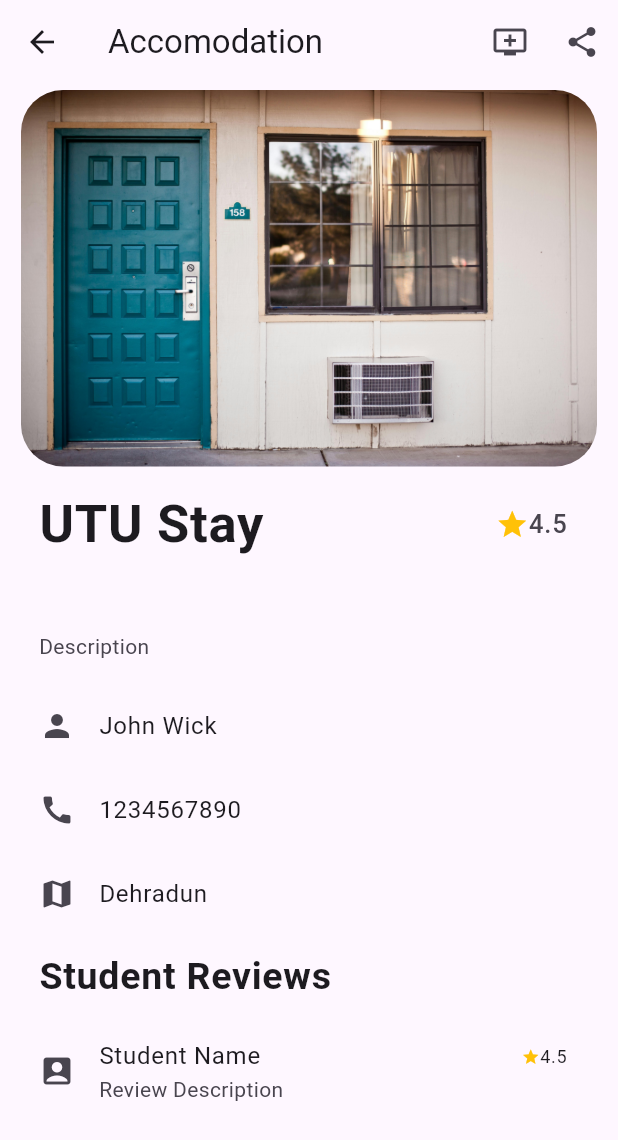
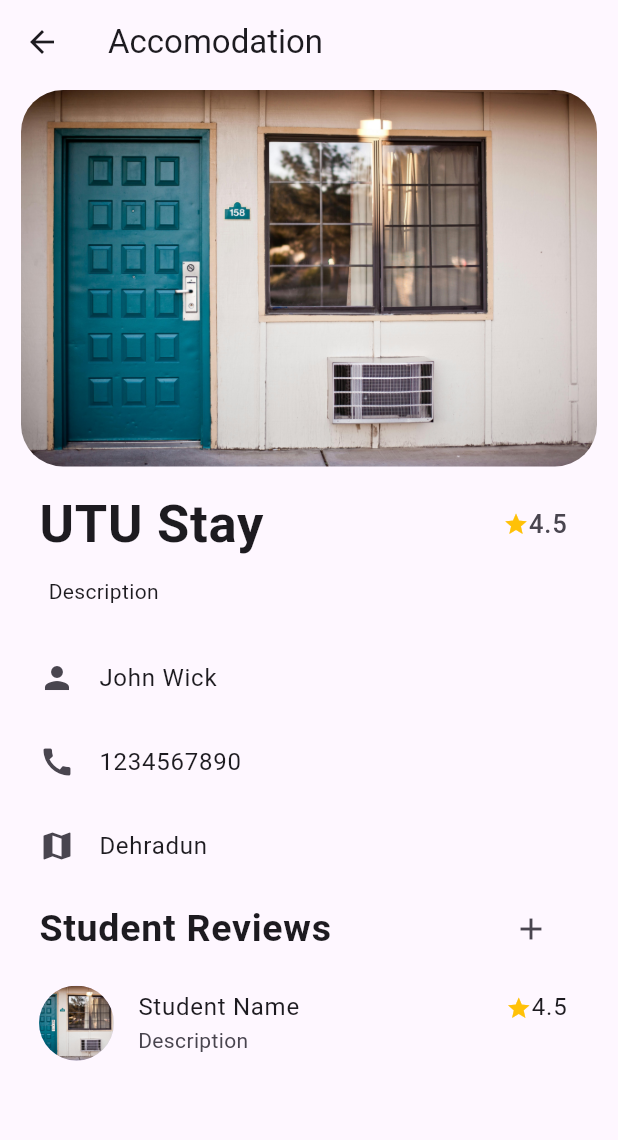
Before and after one commit to ikrsx/kickstartu_mobile, a Flutter app: the screen it shows after launch, after a tap on "UTU Stay", on a phone screen of 412 x 824 dp. Shown: the top 1140 px of the screen. Run offline on Flutter 3.47's test engine with Material 3 defaults, Android fonts, the phone set to English and light mode, and no system bars; our stand-ins replace flutter_rating_stars.

Commit message:
added new features

```diff
--- /dev/null
+++ b/lib/core/reviews/models/review_model.dart
@@ -0,0 +1,13 @@
+class ReviewModel {
+  final String userImage;
+  final String userName;
+  final String reviewDescription;
+  final String userRating;
+
+  const ReviewModel({
+    required this.userName,
+    required this.reviewDescription,
+    required this.userImage,
+    required this.userRating,
+  });
+}
--- /dev/null
+++ b/lib/core/reviews/views/widgets/review_list_builder.dart
@@ -0,0 +1,60 @@
+import 'package:flutter/material.dart';
+import 'package:kickstartu_mobile/core/reviews/models/review_model.dart';
+import 'package:kickstartu_mobile/core/reviews/views/widgets/review_form.dart';
+import 'package:kickstartu_mobile/core/reviews/views/widgets/student_review_row.dart';
+
+class ReviewListBuilder extends StatelessWidget {
+  final List<ReviewModel> reviewModel;
+  final String reviewItemName;
+
+  const ReviewListBuilder({
+    super.key,
+    required this.reviewModel,
+    required this.reviewItemName,
+  });
+
+  @override
+  Widget build(BuildContext context) {
+    return ListView(
+      shrinkWrap: true,
+
+      physics: NeverScrollableScrollPhysics(),
+
+      children: [
+        ListTile(
+          dense: true,
+
+          title: Text(
+            "Student Reviews",
+            style: TextStyle(fontWeight: FontWeight.bold, fontSize: 25),
+          ),
+
+          trailing: IconButton(
+            onPressed: () => _openReviewForm(context, reviewItemName),
+            icon: Icon(Icons.add),
+          ),
+        ),
+
+        ListView.builder(
+          shrinkWrap: true,
+          physics: NeverScrollableScrollPhysics(),
+          itemCount: reviewModel.length,
+          itemBuilder: (context, index) => StudentReviewRow(
+            studentImage: reviewModel[index].userImage,
+            studentName: reviewModel[index].userName,
+            rating: reviewModel[index].userRating,
+            description: reviewModel[index].reviewDescription,
+          ),
+        ),
+      ],
+    );
+  }
+
+  Future<dynamic> _openReviewForm(BuildContext context, String reviewItemName) {
+    return showModalBottomSheet(
+      showDragHandle: true,
+      context: context,
+      builder: (context) => ReviewForm(reviewItemName: reviewItemName),
+    );
+  }
+}
--- /dev/null
+++ b/lib/core/reviews/views/widgets/student_review_row.dart
@@ -0,0 +1,38 @@
+import 'package:flutter/material.dart';
+import 'package:kickstartu_mobile/shared/widgets/rating_badge.dart';
+
+class StudentReviewRow extends StatelessWidget {
+  final String studentName;
+  final String studentImage;
+  final String rating;
+  final String description;
+
+  const StudentReviewRow({
+    super.key,
+    required this.studentName,
+    required this.rating,
+    required this.description,
+    required this.studentImage,
+  });
+
+  @override
+  Widget build(BuildContext context) {
+    return ListTile(
+      leading: CircleAvatar(
+        radius: 25,
+        backgroundImage: AssetImage(studentImage),
+      ),
+
+      title: Row(
+        mainAxisAlignment: MainAxisAlignment.spaceBetween,
+
+        children: [
+          Text(studentName),
+          RatingBadge(ratingText: rating, starIconSize: 17),
+        ],
+      ),
+
+      subtitle: Text(description),
+    );
+  }
+}
--- a/lib/core/screens/kick_start_u_screen.dart
+++ b/lib/core/screens/kick_start_u_screen.dart
@@ -1,6 +1,6 @@
 import 'package:flutter/material.dart';
 import 'package:flutter/services.dart';
-import 'package:kickstartu_mobile/features/accomodation/views/widgets/accomodation_list.dart';
+import 'package:kickstartu_mobile/features/accommodation/views/widgets/accommodation_list_builder.dart';
 import 'package:kickstartu_mobile/core/widgets/account_button.dart';
 import 'package:kickstartu_mobile/core/widgets/floating_search_button.dart';
 import 'package:kickstartu_mobile/core/widgets/kick_start_u_navigation_bar.dart';
@@ -19,23 +19,29 @@ class _KickStartUScreenState extends State<KickStartUScreen> {
   Widget build(BuildContext context) {
     return Scaffold(
       appBar: _screenAppBar(),
+
       floatingActionButton: FloatingSearchButton(),
+
       bottomNavigationBar: KickStartUNavigationBar(
         currentIndex: currentScreenIndex,
+
         onTap: (index) => setState(() {
           currentScreenIndex = index;
         }),
       ),
-      body: AccomodationList(),
+
+      body: AccommodationListBuilder(),
     );
   }
 
   AppBar _screenAppBar() {
     return AppBar(
       title: Text("Welcome, IKRSX"),
+
       systemOverlayStyle: SystemUiOverlayStyle(
         statusBarColor: Colors.transparent,
       ),
+
       actions: [AccountButton()],
     );
   }
--- a/lib/core/widgets/kick_start_u_navigation_bar.dart
+++ b/lib/core/widgets/kick_start_u_navigation_bar.dart
@@ -19,7 +19,7 @@ class KickStartUNavigationBar extends StatelessWidget {
       items: [
         BottomNavigationBarItem(
           icon: Icon(Icons.house_rounded),
-          label: "Accomodations",
+          label: "Accommodations",
         ),
         BottomNavigationBarItem(
           icon: Icon(Icons.local_grocery_store_rounded),
--- a/lib/features/accomodation/models/accomodation_model.dart
+++ b/lib/features/accommodation/models/accommodation_model.dart
@@ -1,4 +1,4 @@
-class AccomodationModel {
+class AccommodationModel {
   final List<String> imageNameList;
   final String accomodationName;
   final String description;
@@ -7,7 +7,7 @@ class AccomodationModel {
   final String ownerName;
   final String ownerContactNumber;
 
-  const AccomodationModel({
+  const AccommodationModel({
     required this.imageNameList,
     required this.accomodationName,
     required this.description,
--- /dev/null
+++ b/lib/features/accommodation/views/screens/accomodation_information_screen.dart
@@ -0,0 +1,58 @@
+import 'package:flutter/material.dart';
+import 'package:kickstartu_mobile/core/reviews/models/review_model.dart';
+import 'package:kickstartu_mobile/core/reviews/views/widgets/review_list_builder.dart';
+import 'package:kickstartu_mobile/features/accommodation/models/accommodation_model.dart';
+import 'package:kickstartu_mobile/features/accommodation/views/widgets/information_rows.dart';
+import 'package:kickstartu_mobile/shared/widgets/item_title_row.dart';
+import 'package:kickstartu_mobile/shared/widgets/image_carousel.dart';
+
+class AccomodationInformationScreen extends StatelessWidget {
+  final AccommodationModel accomodationModel;
+  final List<ReviewModel> reviewModel;
+
+  const AccomodationInformationScreen({
+    super.key,
+    required this.accomodationModel,
+    required this.reviewModel,
+  });
+
+  @override
+  Widget build(BuildContext context) {
+    return Scaffold(
+      appBar: AppBar(title: Text("Accomodation")),
+
+      body: ListView(
+        padding: EdgeInsets.symmetric(horizontal: 10),
+
+        children: [
+          ImageCarousel(imageNameList: accomodationModel.imageNameList),
+
+          ItemTitleRow(
+            titleText: accomodationModel.accomodationName,
+
+            ratingText: accomodationModel.rating,
+
+            titleSize: 35,
+
+            ratingTextSize: 17,
+
+            starIconSize: 17,
+          ),
+
+          Text("\t\t\t\t\t\t${accomodationModel.description}\n"),
+
+          OwnerNameRow(value: accomodationModel.ownerName),
+
+          OwnerContactRow(value: accomodationModel.ownerContactNumber),
+
+          AccomodationLocationRow(value: accomodationModel.location),
+
+          ReviewListBuilder(
+            reviewModel: reviewModel,
+            reviewItemName: "UTU Stays",
+          ),
+        ],
+      ),
+    );
+  }
+}
--- a/lib/features/accomodation/views/widgets/accomodation_list.dart
+++ b/lib/features/accommodation/views/widgets/accommodation_list_builder.dart
@@ -1,16 +1,17 @@
 import 'package:flutter/material.dart';
-import 'package:kickstartu_mobile/features/accomodation/models/accomodation_model.dart';
-import 'package:kickstartu_mobile/features/accomodation/views/screens/accomodation_information_screen.dart';
+import 'package:kickstartu_mobile/core/reviews/models/review_model.dart';
+import 'package:kickstartu_mobile/features/accommodation/models/accommodation_model.dart';
+import 'package:kickstartu_mobile/features/accommodation/views/screens/accomodation_information_screen.dart';
 import 'package:kickstartu_mobile/shared/widgets/list_card.dart';
 
-class AccomodationList extends StatelessWidget {
-  const AccomodationList({super.key});
+class AccommodationListBuilder extends StatelessWidget {
+  const AccommodationListBuilder({super.key});
 
   @override
   Widget build(BuildContext context) {
     // dummy model
-    final List<AccomodationModel> modelList = [
-      AccomodationModel(
+    final List<AccommodationModel> modelList = [
+      AccommodationModel(
         imageNameList: ["assets/images/motel.jpg", "assets/images/motel.jpg"],
         description: "Description",
         accomodationName: "UTU Stay",
@@ -21,20 +22,35 @@ class AccomodationList extends StatelessWidget {
       ),
     ];
 
+    final List<ReviewModel> revList = [
+      ReviewModel(
+        userName: "Student Name",
+        reviewDescription: "Description",
+        userImage: "assets/images/motel.jpg",
+        userRating: "4.5",
+      ),
+    ];
+
     return ListView.builder(
       itemBuilder: (context, index) => ListCard(
         cardTitle: "UTU Stay",
+
         cardSubtitle: "UTU Stay's Location\nUTU Stay's Rate",
+
         cardRatingText: "4.5",
+
         imageName: "assets/images/motel.jpg",
+
         onTap: () => Navigator.of(context).push(
           MaterialPageRoute(
             builder: (builder) => AccomodationInformationScreen(
               accomodationModel: modelList[index],
+              reviewModel: revList,
             ),
           ),
         ),
       ),
+
       itemCount: 1,
     );
   }
--- a/lib/features/accomodation/views/screens/accomodation_information_screen.dart
+++ /dev/null
@@ -1,60 +0,0 @@
-import 'package:flutter/material.dart';
-import 'package:kickstartu_mobile/features/accomodation/models/accomodation_model.dart';
-import 'package:kickstartu_mobile/features/accomodation/views/widgets/information_rows.dart';
-import 'package:kickstartu_mobile/shared/widgets/appbar_buttons.dart';
-import 'package:kickstartu_mobile/shared/widgets/image_carousel.dart';
-import 'package:kickstartu_mobile/shared/widgets/screen_title_row.dart';
-import 'package:kickstartu_mobile/shared/widgets/student_review_row.dart';
-
-class AccomodationInformationScreen extends StatelessWidget {
-  final AccomodationModel accomodationModel;
-
-  const AccomodationInformationScreen({
-    super.key,
-    required this.accomodationModel,
-  });
-
-  @override
-  Widget build(BuildContext context) {
-    return Scaffold(
-      appBar: AppBar(
-        title: Text("Accomodation"),
-        actions: [AddToQueueButton(), ShareButton()],
-      ),
-      body: ListView(
-        padding: EdgeInsets.symmetric(horizontal: 10),
-        children: [
-          ImageCarousel(
-            imageNameList: accomodationModel.imageNameList,
-          ), // Image Crousel
-          ScreenTitleRow(
-            titleText: accomodationModel.accomodationName,
-            textRating: accomodationModel.rating,
-          ),
-          ListTile(
-            subtitle: Text(accomodationModel.description),
-          ), // About Accomodation
-          OwnerNameRow(value: accomodationModel.ownerName), // Owner Name
-          OwnerContactRow(
-            value: accomodationModel.ownerContactNumber,
-          ), // Owner Contact Number
-          AccomodationLocationRow(
-            value: accomodationModel.location,
-          ), // Accomodation Location
-          ListTile(
-            dense: true,
-            title: Text(
-              "Student Reviews",
-              style: TextStyle(fontWeight: FontWeight.bold, fontSize: 25),
-            ),
-          ),
-          StudentReviewRow(
-            studentName: "Student Name",
-            reviewDescription: "Review Description",
-            reviewRating: "4.5",
-          ),
-        ],
-      ),
-    );
-  }
-}
--- a/lib/shared/widgets/appbar_buttons.dart
+++ /dev/null
@@ -1,19 +0,0 @@
-import 'package:flutter/material.dart';
-
-class ShareButton extends StatelessWidget {
-  const ShareButton({super.key});
-
-  @override
-  Widget build(BuildContext context) {
-    return IconButton(onPressed: () {}, icon: Icon(Icons.share));
-  }
-}
-
-class AddToQueueButton extends StatelessWidget {
-  const AddToQueueButton({super.key});
-
-  @override
-  Widget build(BuildContext context) {
-    return IconButton(onPressed: () {}, icon: Icon(Icons.add_to_queue));
-  }
-}
--- /dev/null
+++ b/lib/shared/widgets/item_title_row.dart
@@ -0,0 +1,40 @@
+import 'package:flutter/material.dart';
+import 'package:kickstartu_mobile/shared/widgets/rating_badge.dart';
+
+class ItemTitleRow extends StatelessWidget {
+  final String titleText;
+  final String ratingText;
+  final double? titleSize;
+  final double? starIconSize;
+  final double? ratingTextSize;
+
+  const ItemTitleRow({
+    super.key,
+    required this.titleText,
+    required this.ratingText,
+    this.titleSize,
+    this.starIconSize,
+    this.ratingTextSize,
+  });
+
+  @override
+  Widget build(BuildContext context) {
+    return ListTile(
+      dense: true,
+
+      title: Text(
+        titleText,
+        style: TextStyle(
+          fontSize: titleSize ?? 25,
+          fontWeight: FontWeight.bold,
+        ),
+      ),
+
+      trailing: RatingBadge(
+        starIconSize: starIconSize,
+        ratingTextSize: ratingTextSize,
+        ratingText: ratingText,
+      ),
+    );
+  }
+}
--- a/lib/shared/widgets/list_card.dart
+++ b/lib/shared/widgets/list_card.dart
@@ -1,5 +1,5 @@
 import 'package:flutter/material.dart';
-import 'package:kickstartu_mobile/shared/widgets/rating_badge.dart';
+import 'package:kickstartu_mobile/shared/widgets/item_title_row.dart';
 
 class ListCard extends StatelessWidget {
   final String cardTitle;
@@ -21,16 +21,21 @@ class ListCard extends StatelessWidget {
   Widget build(BuildContext context) {
     return GestureDetector(
       onTap: onTap,
+
       child: Card(
         margin: EdgeInsets.symmetric(vertical: 8, horizontal: 12),
+
         child: Padding(
           padding: const EdgeInsets.all(8.0),
+
           child: Column(
             spacing: 10,
+
             crossAxisAlignment: CrossAxisAlignment.start,
+
             children: [
               ImageSection(imageName: imageName),
-              CardTitleRow(cardTitle: cardTitle, cardRating: cardRatingText),
+              ItemTitleRow(titleText: cardTitle, ratingText: cardRatingText),
               ListTile(
                 dense: true,
                 title: Text(cardSubtitle, style: TextStyle(fontSize: 12)),
@@ -52,40 +57,8 @@ class ImageSection extends StatelessWidget {
   Widget build(BuildContext context) {
     return ClipRRect(
       borderRadius: BorderRadiusGeometry.circular(10),
+
       child: Image.asset(imageName),
     );
   }
 }
-
-class CardTitleRow extends StatelessWidget {
-  final String cardTitle;
-  final String cardRating;
-  final double? titleSize;
-  final double? starIconSize;
-  final double? ratingTextSize;
-
-  const CardTitleRow({
-    super.key,
-    required this.cardTitle,
-    required this.cardRating,
-    this.titleSize,
-    this.starIconSize,
-    this.ratingTextSize,
-  });
-
-  @override
-  Widget build(BuildContext context) {
-    return ListTile(
-      dense: true,
-      title: Text(
-        cardTitle,
-        style: TextStyle(fontSize: 25, fontWeight: FontWeight.bold),
-      ),
-      trailing: RatingBadge(
-        starIconSize: starIconSize,
-        ratingTextSize: ratingTextSize,
-        ratingText: "4.5",
-      ),
-    );
-  }
-}
--- a/lib/shared/widgets/rating_badge.dart
+++ b/lib/shared/widgets/rating_badge.dart
@@ -16,6 +16,7 @@ class RatingBadge extends StatelessWidget {
   Widget build(BuildContext context) {
     return Row(
       mainAxisSize: MainAxisSize.min,
+
       children: [
         Icon(Icons.star, size: starIconSize ?? 12, color: Colors.amber),
         Text(ratingText, style: TextStyle(fontSize: ratingTextSize)),
--- a/lib/shared/widgets/screen_title_row.dart
+++ /dev/null
@@ -1,32 +0,0 @@
-import 'package:flutter/material.dart';
-import 'package:kickstartu_mobile/shared/widgets/rating_badge.dart';
-
-class ScreenTitleRow extends StatelessWidget {
-  final String titleText;
-  final String textRating;
-
-  const ScreenTitleRow({
-    super.key,
-    required this.titleText,
-    required this.textRating,
-  });
-
-  @override
-  Widget build(BuildContext context) {
-    return ListTile(
-      dense: true,
-      title: Text(
-        titleText,
-        style: TextStyle(fontSize: 35, fontWeight: FontWeight.bold),
-      ),
-      trailing: RatingBadge(
-        ratingText: textRating,
-        starIconSize: 22,
-        ratingTextSize: 17,
-      ),
-    );
-  }
-}
-
-
-// TODO: RENAME THIS MODULE TO SOMETHING ELSE
--- a/lib/shared/widgets/student_review_row.dart
+++ /dev/null
@@ -1,49 +0,0 @@
-import 'package:flutter/material.dart';
-import 'package:kickstartu_mobile/shared/widgets/rating_badge.dart';
-
-class StudentReviewRow extends StatelessWidget {
-  final String studentName;
-  final String reviewRating;
-  final String reviewDescription;
-
-  const StudentReviewRow({
-    super.key,
-    required this.studentName,
-    required this.reviewRating,
-    required this.reviewDescription,
-  });
-
-  @override
-  Widget build(BuildContext context) {
-    return ListTile(
-      leading: Icon(Icons.account_box),
-      title: ReviewTitleRow(
-        studentName: studentName,
-        reviewRating: reviewRating,
-      ),
-      subtitle: Text(reviewDescription),
-    );
-  }
-}
-
-class ReviewTitleRow extends StatelessWidget {
-  final String studentName;
-  final String reviewRating;
-
-  const ReviewTitleRow({
-    super.key,
-    required this.studentName,
-    required this.reviewRating,
-  });
-
-  @override
-  Widget build(BuildContext context) {
-    return Row(
-      mainAxisAlignment: MainAxisAlignment.spaceBetween,
-      children: [
-        Text(studentName),
-        RatingBadge(ratingText: reviewRating, ratingTextSize: 12),
-      ],
-    );
-  }
-}
--- a/pubspec.yaml
+++ b/pubspec.yaml
@@ -9,6 +9,7 @@ environment:
 dependencies:
   flutter:
     sdk: flutter
+  flutter_rating_stars: ^1.1.0
 
 dev_dependencies:
   flutter_test:
```
Also changed, not shown: lib/core/reviews/views/widgets/review_form.dart (added, +109 -0 lines), lib/features/accommodation/views/widgets/information_rows.dart (renamed from lib/features/accomodation/views/widgets/information_rows.dart), pubspec.lock.
